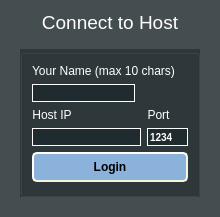
Old version of the form mydialog.ui in the repository Tyrox92/Gw2SPECS.
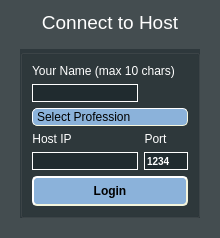
New version of the form.

Diff of the .ui file:
```diff
--- a/mydialog.ui
+++ b/mydialog.ui
@@ -7,7 +7,7 @@
     <x>0</x>
     <y>0</y>
     <width>215</width>
-    <height>217</height>
+    <height>227</height>
    </rect>
   </property>
   <property name="sizePolicy">
@@ -103,7 +103,76 @@
          <bool>false</bool>
         </property>
         <layout class="QGridLayout" name="gridLayout">
-         <item row="4" column="3">
+         <item row="1" column="1">
+          <widget class="QLineEdit" name="lineEdit">
+           <property name="sizePolicy">
+            <sizepolicy hsizetype="Expanding" vsizetype="Fixed">
+             <horstretch>0</horstretch>
+             <verstretch>0</verstretch>
+            </sizepolicy>
+           </property>
+           <property name="styleSheet">
+            <string notr="true">border-radius:0px;
+border:1px solid #fff;</string>
+           </property>
+           <property name="maxLength">
+            <number>10</number>
+           </property>
+           <property name="readOnly">
+            <bool>false</bool>
+           </property>
+          </widget>
+         </item>
+         <item row="5" column="1">
+          <widget class="QLineEdit" name="lineEdit_2">
+           <property name="sizePolicy">
+            <sizepolicy hsizetype="Expanding" vsizetype="Fixed">
+             <horstretch>0</horstretch>
+             <verstretch>0</verstretch>
+            </sizepolicy>
+           </property>
+           <property name="styleSheet">
+            <string notr="true">border-radius:0px;
+border:1px solid #fff;</string>
+           </property>
+           <property name="maxLength">
+            <number>100</number>
+           </property>
+          </widget>
+         </item>
+         <item row="0" column="1" colspan="2">
+          <widget class="QLabel" name="label">
+           <property name="sizePolicy">
+            <sizepolicy hsizetype="Fixed" vsizetype="Fixed">
+             <horstretch>0</horstretch>
+             <verstretch>0</verstretch>
+            </sizepolicy>
+           </property>
+           <property name="text">
+            <string>Your Name (max 10 chars)</string>
+           </property>
+           <property name="alignment">
+            <set>Qt::AlignCenter</set>
+           </property>
+          </widget>
+         </item>
+         <item row="4" column="2">
+          <widget class="QLabel" name="label_5">
+           <property name="sizePolicy">
+            <sizepolicy hsizetype="Fixed" vsizetype="Fixed">
+             <horstretch>0</horstretch>
+             <verstretch>0</verstretch>
+            </sizepolicy>
+           </property>
+           <property name="text">
+            <string>Port</string>
+           </property>
+           <property name="alignment">
+            <set>Qt::AlignCenter</set>
+           </property>
+          </widget>
+         </item>
+         <item row="5" column="2">
           <widget class="QLineEdit" name="lineEdit_3">
            <property name="sizePolicy">
             <sizepolicy hsizetype="Expanding" vsizetype="Fixed">
@@ -135,7 +204,7 @@
            </property>
           </widget>
          </item>
-         <item row="3" column="1">
+         <item row="4" column="1">
           <widget class="QLabel" name="label_2">
            <property name="sizePolicy">
             <sizepolicy hsizetype="Fixed" vsizetype="Fixed">
@@ -151,56 +220,7 @@
            </property>
           </widget>
          </item>
-         <item row="4" column="1" colspan="2">
-          <widget class="QLineEdit" name="lineEdit_2">
-           <property name="sizePolicy">
-            <sizepolicy hsizetype="Expanding" vsizetype="Fixed">
-             <horstretch>0</horstretch>
-             <verstretch>0</verstretch>
-            </sizepolicy>
-           </property>
-           <property name="styleSheet">
-            <string notr="true">border-radius:0px;
-border:1px solid #fff;</string>
-           </property>
-           <property name="maxLength">
-            <number>100</number>
-           </property>
-          </widget>
-         </item>
-         <item row="0" column="1" colspan="3">
-          <widget class="QLabel" name="label">
-           <property name="sizePolicy">
-            <sizepolicy hsizetype="Fixed" vsizetype="Fixed">
-             <horstretch>0</horstretch>
-             <verstretch>0</verstretch>
-            </sizepolicy>
-           </property>
-           <property name="text">
-            <string>Your Name (max 10 chars)</string>
-           </property>
-           <property name="alignment">
-            <set>Qt::AlignCenter</set>
-           </property>
-          </widget>
-         </item>
-         <item row="3" column="3">
-          <widget class="QLabel" name="label_5">
-           <property name="sizePolicy">
-            <sizepolicy hsizetype="Fixed" vsizetype="Fixed">
-             <horstretch>0</horstretch>
-             <verstretch>0</verstretch>
-            </sizepolicy>
-           </property>
-           <property name="text">
-            <string>Port</string>
-           </property>
-           <property name="alignment">
-            <set>Qt::AlignCenter</set>
-           </property>
-          </widget>
-         </item>
-         <item row="7" column="1" colspan="3">
+         <item row="6" column="1" colspan="2">
           <widget class="QPushButton" name="pushButton">
            <property name="sizePolicy">
             <sizepolicy hsizetype="Expanding" vsizetype="Fixed">
@@ -251,24 +271,111 @@
            </property>
           </widget>
          </item>
-         <item row="1" column="1">
-          <widget class="QLineEdit" name="lineEdit">
-           <property name="sizePolicy">
-            <sizepolicy hsizetype="Expanding" vsizetype="Fixed">
-             <horstretch>0</horstretch>
-             <verstretch>0</verstretch>
-            </sizepolicy>
-           </property>
+         <item row="2" column="1" colspan="2">
+          <widget class="QComboBox" name="professionComboBox">
            <property name="styleSheet">
-            <string notr="true">border-radius:0px;
-border:1px solid #fff;</string>
+            <string notr="true">QComboBox {
+    background-color: #8BB2DA;
+	color: rgb(0, 0, 0);
+    border-style: outset;
+    border-width: 1px;
+    border-radius: 5px;
+    border-color: beige;
+}
+QComboBox:editable {
+    background: #8BB2DA;
+}
+
+QComboBox:on { /* shift the text when the popup opens */
+    padding-top: 3px;
+    padding-left: 4px;
+}
+QComboBox:on { /* shift the text when the popup opens */
+    padding-top: 3px;
+    padding-left: 4px;
+}
+QComboBox::drop-down {
+    subcontrol-origin: padding;
+    subcontrol-position: top right;
+    width: 40px;
+
+    border-left-width: 1px;
+    border-left-color:#8BB2DA;
+    border-left-style: solid; /* just a single line */
+    border-top-right-radius: 3px; /* same radius as the QComboBox */
+    border-bottom-right-radius: 3px;
+}
+QComboBox::down-arrow:on { /* shift the arrow when popup is open */
+    top: 1px;
+    left: 1px;
+}
+QComboBox QAbstractItemView {
+    border: 2px solid darkgray;
+    selection-background-color:#8BB2DA;
+}</string>
            </property>
-           <property name="maxLength">
-            <number>10</number>
-           </property>
-           <property name="readOnly">
+           <property name="editable">
             <bool>false</bool>
            </property>
+           <property name="currentText">
+            <string>Select Profession</string>
+           </property>
+           <property name="currentIndex">
+            <number>0</number>
+           </property>
+           <property name="maxVisibleItems">
+            <number>10</number>
+           </property>
+           <item>
+            <property name="text">
+             <string>Select Profession</string>
+            </property>
+           </item>
+           <item>
+            <property name="text">
+             <string>Elementalist</string>
+            </property>
+           </item>
+           <item>
+            <property name="text">
+             <string>Engineer</string>
+            </property>
+           </item>
+           <item>
+            <property name="text">
+             <string>Guardian</string>
+            </property>
+           </item>
+           <item>
+            <property name="text">
+             <string>Mesmer</string>
+            </property>
+           </item>
+           <item>
+            <property name="text">
+             <string>Necromancer</string>
+            </property>
+           </item>
+           <item>
+            <property name="text">
+             <string>Ranger</string>
+            </property>
+           </item>
+           <item>
+            <property name="text">
+             <string>Revenant</string>
+            </property>
+           </item>
+           <item>
+            <property name="text">
+             <string>Thief</string>
+            </property>
+           </item>
+           <item>
+            <property name="text">
+             <string>Warrior</string>
+            </property>
+           </item>
           </widget>
          </item>
         </layout>
```
